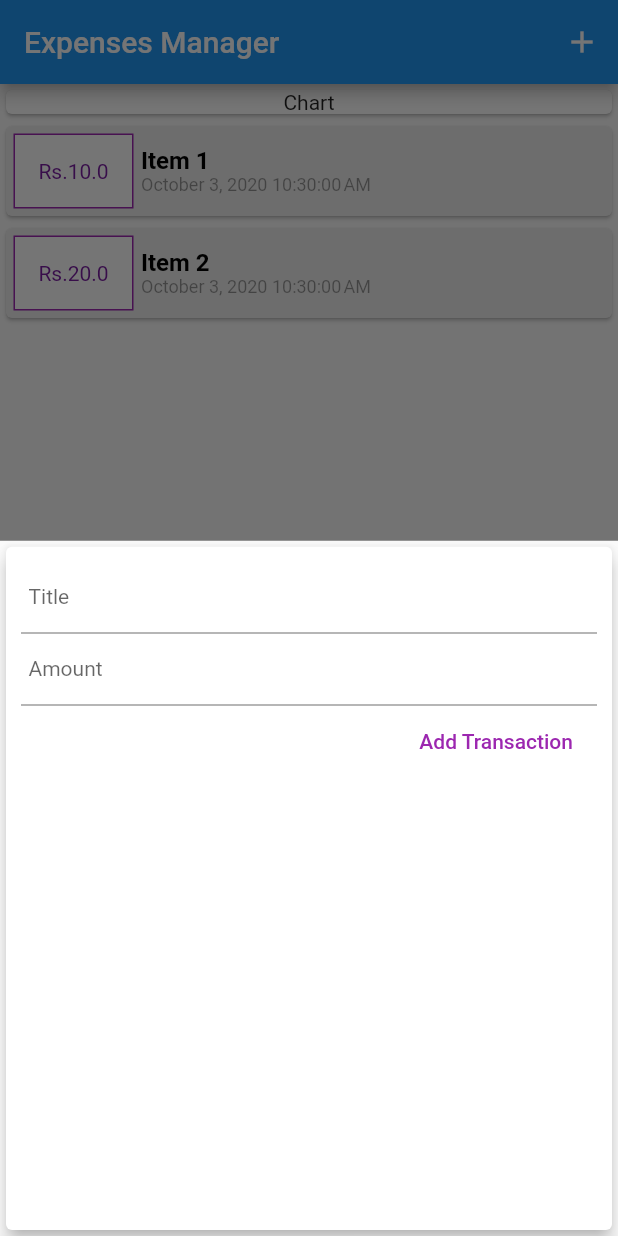
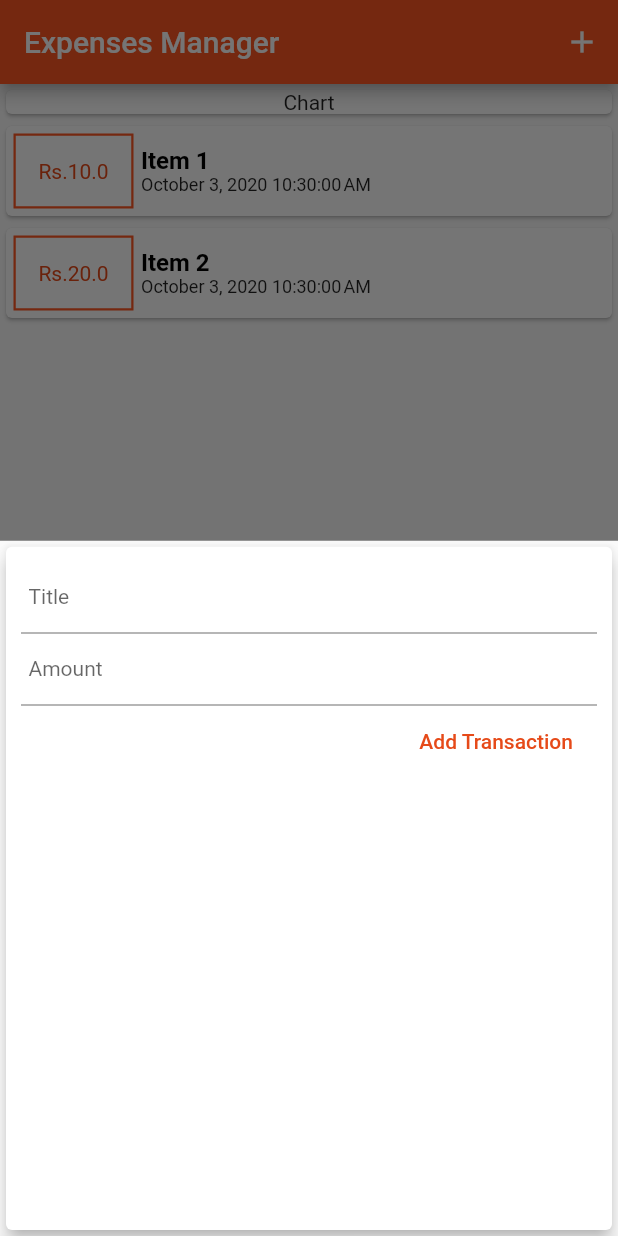
Before and after one commit to aditya2548/Expenses_Manager, a Flutter app: the screen it shows after launch, after a tap on the "add" icon, on a phone screen of 412 x 824 dp. Run offline on Flutter 3.47's test engine with Material 2 defaults, Android fonts, the phone set to English and light mode, and no system bars; our stand-ins replace fluttertoast.

Commit message:
Theme specific colors

```diff
--- a/lib/main.dart
+++ b/lib/main.dart
@@ -10,6 +10,9 @@ class MyApp extends StatelessWidget {
   Widget build(BuildContext context) {
     return MaterialApp(
       title: "Expenses Manager",
+      theme: ThemeData(
+        primarySwatch: Colors.deepOrange,
+      ),
       home: HomePage(),
     );
   }
@@ -51,6 +54,7 @@ class _HomePageState extends State<HomePage> {
     });
   }
 
+  //  function to display NewTransaction widget in a bottom sheet
   void _startAddNewTransaction(BuildContext ctx) {
     showModalBottomSheet(
       context: ctx,
--- a/lib/widgets/new_transaction.dart
+++ b/lib/widgets/new_transaction.dart
@@ -1,9 +1,9 @@
 import 'package:flutter/material.dart';
 import 'package:fluttertoast/fluttertoast.dart';
 
-//  Stateless widget to store the details of new transaction
-//  takes addTransaction function through constructor, which are passed through the stateful widget
-//  UserTransactions (connecting stateless widgets NewTransactions and TransactionsList )
+//  Stateful widget to store the details of new transaction in a bottom sheet
+//  takes addTransaction function through constructor which is triggered by
+//  floatingActionButton or actionBar button
 class NewTransaction extends StatefulWidget {
   final Function _addTransaction;
 
@@ -32,8 +32,8 @@ class _NewTransactionState extends State<NewTransaction> {
           toastLength: Toast.LENGTH_SHORT,
           gravity: ToastGravity.CENTER,
           timeInSecForIosWeb: 1,
-          backgroundColor: Colors.red,
-          textColor: Colors.white,
+          backgroundColor: Theme.of(context).errorColor,
+          textColor: Theme.of(context).primaryColor,
           fontSize: 16.0);
       return;
     }
@@ -74,7 +74,7 @@ class _NewTransactionState extends State<NewTransaction> {
             FlatButton(
               child: Text(
                 "Add Transaction",
-                style: TextStyle(color: Colors.purple),
+                style: TextStyle(color: Theme.of(context).primaryColorDark),
               ),
               onPressed: submitData,
             ),
--- a/lib/widgets/transactions_list.dart
+++ b/lib/widgets/transactions_list.dart
@@ -18,7 +18,7 @@ class TransactionList extends StatelessWidget {
       child: ListView.builder(
         itemBuilder: (context, index) {
           return Card(
-            color: Colors.grey[200],
+            color: Theme.of(context).cardColor,
             child: Row(
               children: <Widget>[
                 Container(
@@ -26,8 +26,9 @@ class TransactionList extends StatelessWidget {
                   height: 50,
                   margin: EdgeInsets.all(5),
                   decoration: BoxDecoration(
-                    color: Colors.white,
-                    border: Border.all(color: Colors.purple, width: 1),
+                    color: Theme.of(context).cardColor,
+                    border: Border.all(
+                        color: Theme.of(context).primaryColor, width: 1.5),
                   ),
                   padding: EdgeInsets.all(2),
                   alignment: Alignment.center,
@@ -35,7 +36,8 @@ class TransactionList extends StatelessWidget {
                     scrollDirection: Axis.horizontal,
                     child: Text(
                       "Rs.${_transactions[index].price.toString()}",
-                      style: TextStyle(color: Colors.purple[700]),
+                      style:
+                          TextStyle(color: Theme.of(context).primaryColorDark),
                       textAlign: TextAlign.center,
                     ),
                   ),
@@ -60,7 +62,7 @@ class TransactionList extends StatelessWidget {
                       DateFormat().format(_transactions[index].date),
                       style: TextStyle(
                         fontSize: 12,
-                        color: Colors.black38,
+                        color: Colors.black87,
                       ),
                     ),
                   ],
```
